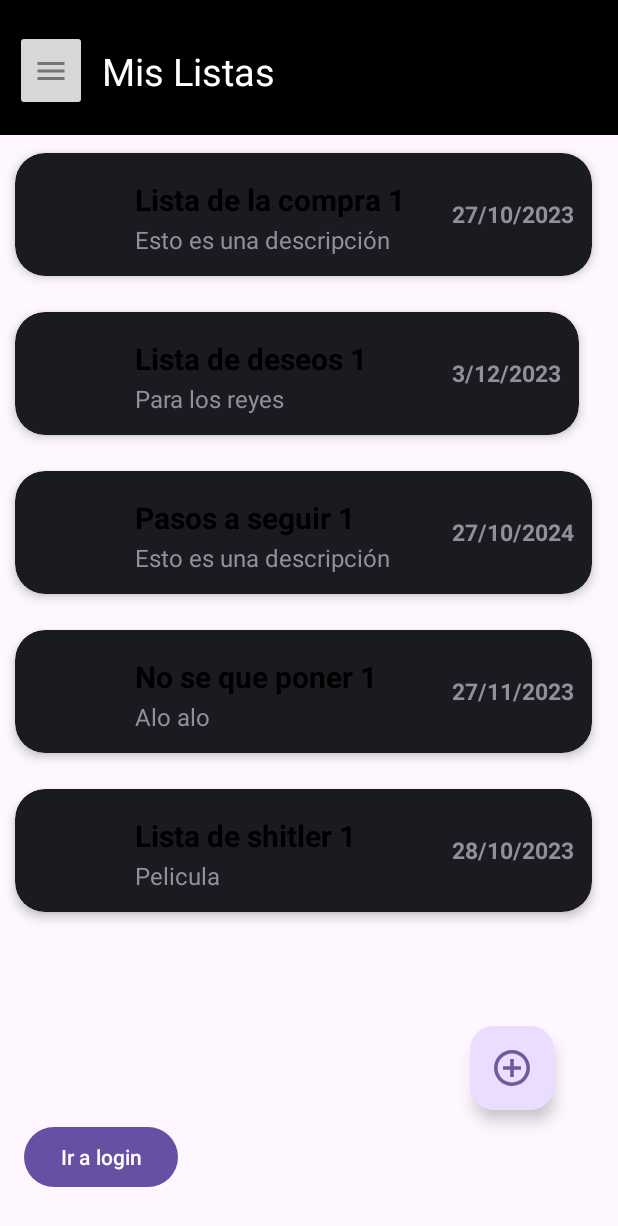
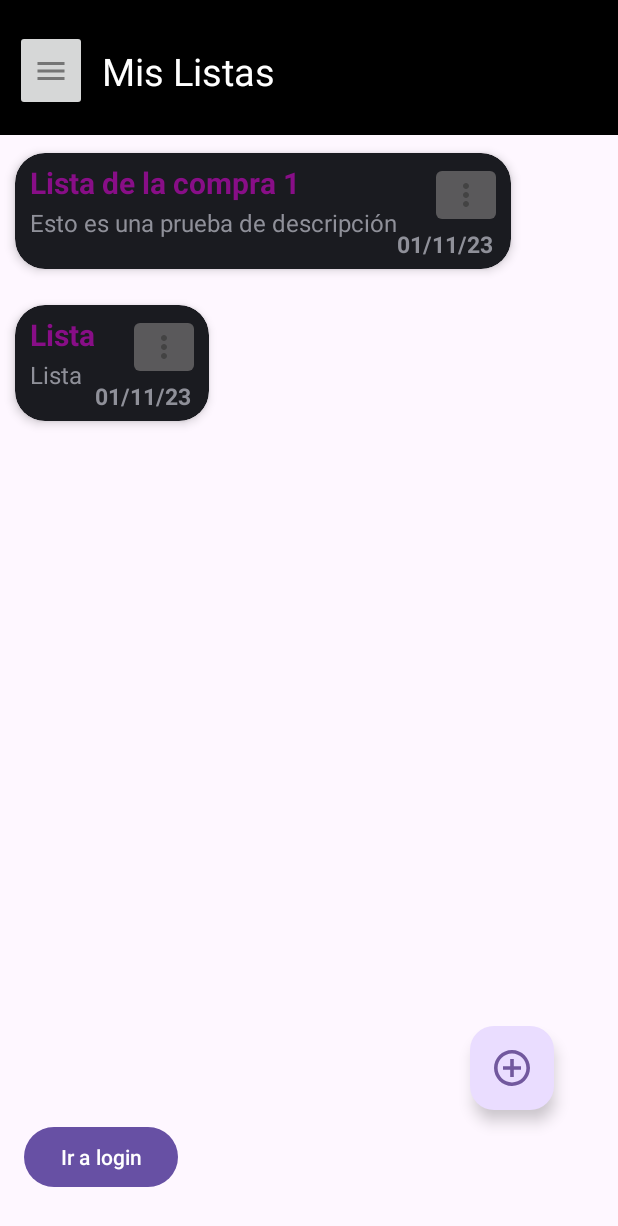
Before and after one commit to DavidSuarezRincon/SuperList, an Android app: the screen it shows after launch (MainActivity), on a phone screen of 412 x 824 dp. Shown: the top 1226 px of the screen. Run offline under Robolectric (Android 15) with nearby library versions, the phone set to English and light mode, and no system bars.

Commit message:
Cambios interfaz Lista

```diff
--- a/app/src/main/java/com/david/superlist/AdaptadorLista.java
+++ b/app/src/main/java/com/david/superlist/AdaptadorLista.java
@@ -37,9 +37,9 @@ public class AdaptadorLista extends RecyclerView.Adapter<AdaptadorLista.Titulare
         }
 
         public void bindTitular(Lista l) {
-            iconImagen.setColorFilter(l.getColor(), PorterDuff.Mode.SRC_IN);
 
             txtTitulo.setText(l.getTitulo());
+            txtTitulo.setTextColor(l.getColor());
             txtSubtitulo.setText(l.getDescripcion());
             txtFecha.setText(l.getFecha());
         }
--- a/app/src/main/java/com/david/superlist/MainActivity.java
+++ b/app/src/main/java/com/david/superlist/MainActivity.java
@@ -13,6 +13,7 @@ import androidx.recyclerview.widget.RecyclerView;
 
 import com.google.android.material.floatingactionbutton.FloatingActionButton;
 
+import java.text.SimpleDateFormat;
 import java.util.ArrayList;
 import java.util.Calendar;
 import java.util.Random;
@@ -40,8 +41,8 @@ public class MainActivity extends AppCompatActivity {
         btnAniadirLista = findViewById(R.id.btnAniadirLista);
         btnAniadirLista.setOnClickListener(view -> {
 
-            Intent intent = new Intent(this,AniadirListaActivity.class);
-            intent.putExtra("MainActivity",this.getClass());
+            Intent intent = new Intent(this, AniadirListaActivity.class);
+            intent.putExtra("MainActivity", this.getClass());
 
             startActivity(intent);
 
@@ -61,13 +62,11 @@ public class MainActivity extends AppCompatActivity {
         posicionLista = 1;
 
         datosLista = new ArrayList<>();
-        datosLista.add(new Lista(4, "Lista de la compra " + posicionLista, "Esto es una descripción", "27/10/2023"));
-        datosLista.add(new Lista(3, "Lista de deseos " + posicionLista, "Para los reyes", "3/12/2023"));
-        datosLista.add(new Lista(2, "Pasos a seguir " + posicionLista, "Esto es una descripción", "27/10/2024"));
-        datosLista.add(new Lista(1, "No se que poner " + posicionLista, "Alo alo", "27/11/2023"));
-        datosLista.add(new Lista(1, "Lista de shitler " + posicionLista, "Pelicula", "28/10/2023"));
+        adaptador = new AdaptadorLista(datosLista, this.getApplicationContext());
+        aniadirLista("Lista de la compra 1", "Esto es una prueba de descripción");
+        aniadirLista("Lista", "Lista");
 
-        adaptador = new AdaptadorLista(datosLista, this.getApplicationContext());
+
 
         recView = findViewById(R.id.rvLista);
         recView.setHasFixedSize(true);
@@ -80,12 +79,15 @@ public class MainActivity extends AppCompatActivity {
         Random rand = new Random();
         Calendar calendario = Calendar.getInstance();
 
-        datosLista.add(new Lista(colorRandom(), nombre, Descripcion, calendario.getTime().toString()));
+        SimpleDateFormat sdf = new SimpleDateFormat("dd/MM/yy");
+        String currentDate = sdf.format(calendario.getTime());
+
+        datosLista.add(new Lista(colorRandom(), nombre, Descripcion, currentDate ));
         adaptador.notifyDataSetChanged();
     }
 
     public int colorRandom() {
         Random random = new Random();
-        return Color.argb(255, random.nextInt(256), random.nextInt(256), random.nextInt(256));
+        return Color.argb(255, random.nextInt(150), random.nextInt(150), random.nextInt(150));
     }
 }
--- /dev/null
+++ b/app/src/main/res/drawable-anydpi/ic_trespuntosvertical.xml
@@ -0,0 +1,11 @@
+<vector xmlns:android="http://schemas.android.com/apk/res/android"
+    android:width="24dp"
+    android:height="24dp"
+    android:viewportWidth="24"
+    android:viewportHeight="24"
+    android:tint="#333333"
+    android:alpha="0.6">
+  <path
+      android:fillColor="@android:color/white"
+      android:pathData="M12,8c1.1,0 2,-0.9 2,-2s-0.9,-2 -2,-2 -2,0.9 -2,2 0.9,2 2,2zM12,10c-1.1,0 -2,0.9 -2,2s0.9,2 2,2 2,-0.9 2,-2 -0.9,-2 -2,-2zM12,16c-1.1,0 -2,0.9 -2,2s0.9,2 2,2 2,-0.9 2,-2 -0.9,-2 -2,-2z"/>
+</vector>
--- a/app/src/main/res/layout/listitem_titular.xml
+++ b/app/src/main/res/layout/listitem_titular.xml
@@ -8,6 +8,7 @@
     app:cardCornerRadius="20dp"
     app:cardElevation="4dp"
     app:cardUseCompatPadding="true">
+
     <LinearLayout
         android:layout_width="match_parent"
         android:layout_height="wrap_content"
@@ -15,32 +16,23 @@
         android:orientation="vertical">
 
         <LinearLayout
+            android:layout_width="match_parent"
             android:layout_height="wrap_content"
-                android:layout_width="match_parent"
             android:orientation="horizontal"
-                android:padding="6dp" android:gravity="center">
-            <ImageView
-                    android:id="@+id/iconImageView"
-                    android:layout_width="70dp"
-                    android:layout_height="70dp"
-                    android:layout_alignParentStart="true"
-                    android:layout_centerVertical="true"
-                    android:layout_gravity="center"
-                    android:paddingLeft="14dp"
-                    android:paddingRight="14dp"
-                    app:srcCompat="@drawable/list_black_24dp"
-                    android:layout_alignParentLeft="true"/>
+            android:padding="6dp">
+
             <LinearLayout
                 android:id="@+id/linearLayout"
-                    android:layout_width="95pt"
+                android:layout_width="wrap_content"
                 android:layout_height="wrap_content"
                 android:layout_alignParentTop="true"
+                android:layout_gravity="start"
                 android:layout_marginStart="4dp"
+                android:layout_marginLeft="4dp"
                 android:layout_marginTop="2dp"
                 android:layout_toEndOf="@+id/iconImageView"
-                    android:orientation="vertical"
-                    android:layout_marginLeft="4dp"
-                    android:layout_toRightOf="@+id/iconImageView">
+                android:layout_toRightOf="@+id/iconImageView"
+                android:orientation="vertical">
 
                 <TextView
                     android:id="@+id/TxtVTitulo"
@@ -50,28 +42,42 @@
                     android:text="Lista1"
                     android:textColor="@color/black"
                     android:textSize="20sp"
-                        android:textStyle="bold"/>
+                    android:textStyle="bold" />
 
                 <TextView
                     android:id="@+id/TxtVDescripcion"
                     android:layout_width="match_parent"
                     android:layout_height="wrap_content"
                     android:text="Lista de la compra"
-                        android:textSize="16sp"/>
+                    android:textSize="16sp" />
             </LinearLayout>
+
+            <LinearLayout
+                android:layout_width="wrap_content"
+                android:layout_height="wrap_content"
+                android:layout_gravity="end"
+                android:orientation="vertical">
+
+                <ImageButton
+                    android:id="@+id/imageButtonOpcionesLista"
+                    android:layout_width="wrap_content"
+                    android:layout_height="wrap_content"
+                    android:layout_gravity="right"
+                    android:src="@drawable/ic_trespuntosvertical" />
 
                 <TextView
                     android:id="@+id/TxtVFecha"
                     android:layout_width="wrap_content"
                     android:layout_height="wrap_content"
+                    android:layout_alignParentEnd="true"
+                    android:layout_alignParentRight="true"
                     android:layout_centerVertical="true"
+                    android:layout_gravity="right"
                     android:layout_marginEnd="6dp"
                     android:text="27/10/2023"
                     android:textSize="15sp"
-                    android:textStyle="bold"
-                    android:layout_alignParentRight="true"
-                    android:layout_alignParentEnd="true"
-                    />
+                    android:textStyle="bold" />
+            </LinearLayout>
 
 
         </LinearLayout>
```
Also changed, not shown: app/src/main/res/drawable-hdpi/ic_trespuntosvertical.png (added), app/src/main/res/drawable-mdpi/ic_trespuntosvertical.png (added), app/src/main/res/drawable-xhdpi/ic_trespuntosvertical.png (added), app/src/main/res/drawable-xxhdpi/ic_trespuntosvertical.png (added). Lines whose indentation alone changed are shown as unchanged.
